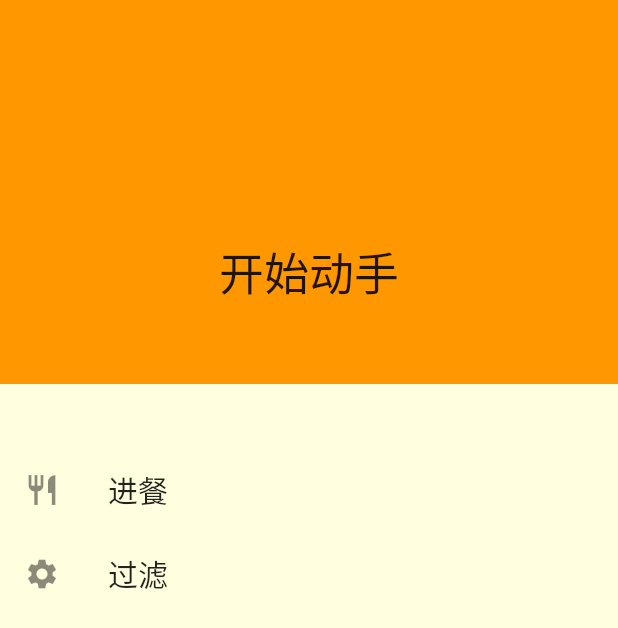
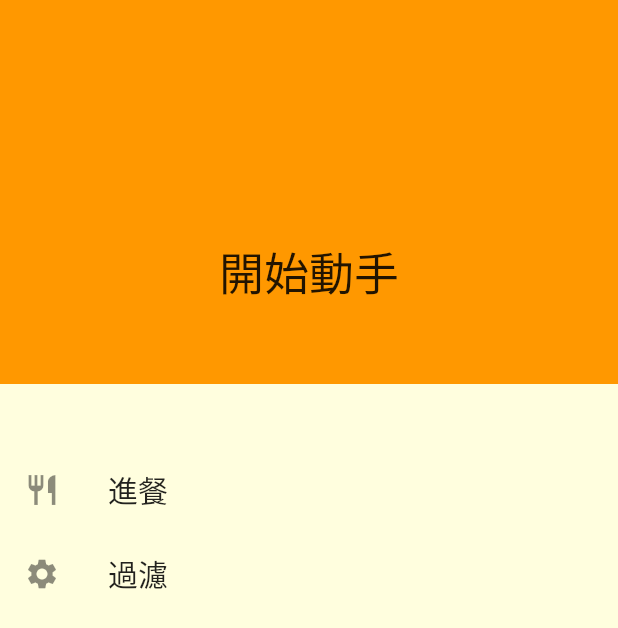
Before and after one commit to e2201/flutter_meals, a Flutter app: the screen it shows after launch, with the side drawer open, on a phone screen of 412 x 824 dp. Shown: the top 628 px of the screen. Run offline on Flutter 3.47's test engine with Material 2 defaults, Android fonts, the phone set to English and light mode, and no system bars; our stand-ins replace dio.

Commit message:
it is all done

```diff
--- a/assets/json/category.json
+++ b/assets/json/category.json
@@ -7,27 +7,27 @@
       },
       {
         "id": "c2",
-        "title": "简单快捷",
+        "title": "簡單快捷",
         "color": "F44336"
       },
       {
         "id": "c3",
-        "title": "汉堡包",
+        "title": "漢堡包",
         "color": "FF9800"
       },
       {
         "id": "c4",
-        "title": "德国",
+        "title": "德國",
         "color": "FFC107"
       },
       {
         "id": "c5",
-        "title": "轻盈可爱",
+        "title": "輕盈可爱",
         "color": "2196F3"
       },
       {
         "id": "c6",
-        "title": "异国情调",
+        "title": "異國情調",
         "color": "4CAF50"
       },
       {
@@ -37,12 +37,12 @@
       },
       {
         "id": "c8",
-        "title": "亚洲",
+        "title": "亞洲",
         "color": "8BC34A"
       },
       {
         "id": "c9",
-        "title": "法国",
+        "title": "法國",
         "color": "E91E63"
       },
       {
--- a/lib/core/services/json_parse.dart
+++ b/lib/core/services/json_parse.dart
@@ -6,7 +6,7 @@ class HYJsonParse {
   static Future<List<HYCategoryModel>> getCategoryData() async {
     // 1.加载json文件
     final jsonString = await rootBundle.loadString("assets/json/category.json");
-    print(jsonString);
+    // print(jsonString);
 
     // 2.将jsonString转成Map/List
     final result = json.decode(jsonString);
--- a/lib/ui/pages/filter/filter.dart
+++ b/lib/ui/pages/filter/filter.dart
@@ -8,7 +8,7 @@ class HYFilterScreen extends StatelessWidget {
   Widget build(BuildContext context) {
     return Scaffold(
       appBar: AppBar(
-        title: Text("??"),
+        title: Text("過濾"),
       ),
       body: HYFilterContent(),
     );
--- a/lib/ui/pages/home/home_app_bar.dart
+++ b/lib/ui/pages/home/home_app_bar.dart
@@ -1,8 +1,9 @@
 import 'package:flutter/material.dart';
 
 class HYHomeAppBar extends AppBar {
-  HYHomeAppBar(BuildContext context) : super(
-    title: Text("美食广场"),
+  HYHomeAppBar(BuildContext context)
+      : super(
+            title: Text("首頁"),
             leading: IconButton(
               icon: Icon(Icons.build),
               onPressed: () {
--- a/lib/ui/pages/home/home_content.dart
+++ b/lib/ui/pages/home/home_content.dart
@@ -10,8 +10,12 @@ class HYHomeContent extends StatelessWidget {
     return FutureBuilder<List<HYCategoryModel>>(
       future: HYJsonParse.getCategoryData(),
       builder: (ctx, snapshot) {
-        if (!snapshot.hasData) return Center(child: CircularProgressIndicator());
-        if (snapshot.error != null) return Center(child: Text("请求失败"),);
+        if (!snapshot.hasData)
+          return Center(child: CircularProgressIndicator());
+        if (snapshot.error != null)
+          return Center(
+            child: Text("加載失敗"),
+          );
 
         final categories = snapshot.data;
         return GridView.builder(
@@ -21,12 +25,10 @@ class HYHomeContent extends StatelessWidget {
                 crossAxisCount: 2,
                 crossAxisSpacing: 20.px,
                 mainAxisSpacing: 20.px,
-                childAspectRatio: 1.5
-            ),
+                childAspectRatio: 1.5),
             itemBuilder: (ctx, index) {
               return HYHomeCategoryItem(categories[index]);
-            }
-        );
+            });
       },
     );
   }
--- a/lib/ui/pages/home/home_drawer.dart
+++ b/lib/ui/pages/home/home_drawer.dart
@@ -12,16 +12,15 @@ class HYHomeDrawer extends StatelessWidget {
           child: Column(
             children: <Widget>[
               buildHeaderView(context),
-              buildListTile(context, Icon(Icons.restaurant), "进餐", () {
+              buildListTile(context, Icon(Icons.restaurant), "進餐", () {
                 Navigator.of(context).pop();
               }),
-              buildListTile(context, Icon(Icons.settings), "过滤", () {
+              buildListTile(context, Icon(Icons.settings), "過濾", () {
                 Navigator.of(context).pushNamed(HYFilterScreen.routeName);
               }),
             ],
           ),
-        )
-    );
+        ));
   }
 
   Widget buildHeaderView(BuildContext context) {
@@ -31,14 +30,18 @@ class HYHomeDrawer extends StatelessWidget {
       color: Colors.orange,
       margin: EdgeInsets.only(bottom: 20.px),
       alignment: Alignment(0, 0.5),
-      child: Text("开始动手", style: Theme.of(context).textTheme.display4),
+      child: Text("開始動手", style: Theme.of(context).textTheme.display4),
     );
   }
 
-  Widget buildListTile(BuildContext context, Widget icon, String title, Function handler) {
+  Widget buildListTile(
+      BuildContext context, Widget icon, String title, Function handler) {
     return ListTile(
       leading: icon,
-      title: Text(title, style: Theme.of(context).textTheme.display2,),
+      title: Text(
+        title,
+        style: Theme.of(context).textTheme.display2,
+      ),
       onTap: handler,
     );
   }
--- a/pubspec.yaml
+++ b/pubspec.yaml
@@ -32,9 +32,7 @@ flutter:
 
 
   assets:
-      - assets/json/category.json
-
-
+    - assets/json/category.json
   # fonts:
   #   - family: Schyler
   #     fonts:
```
Also changed, not shown: lib/core/route/router.dart (+10 -0 lines), lib/ui/pages/error/error.dart (added, +16 -0 lines), lib/ui/pages/error/error_content.dart (added, +10 -0 lines), lib/ui/pages/filter/filter_content.dart (+16 -13 lines). Lines whose indentation alone changed are shown as unchanged.
